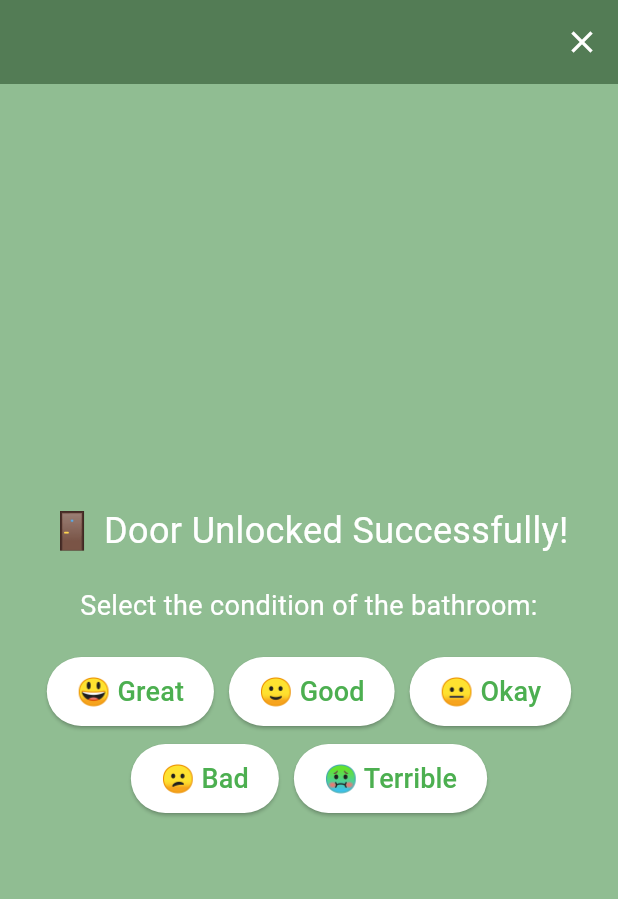
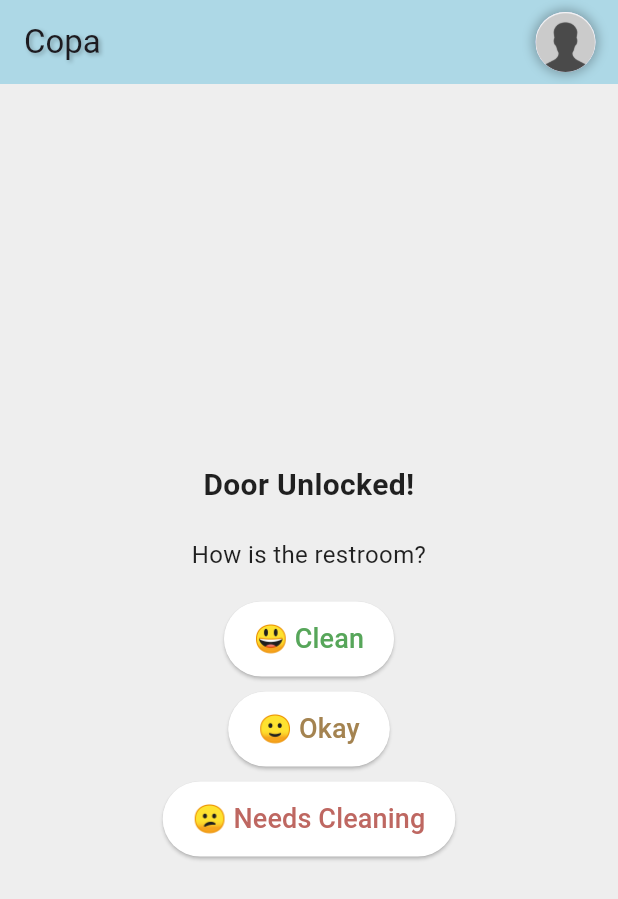
Before and after one commit to dhwani93/copa_flutter_v0, a Flutter app: the UnlockSuccessScreen screen opened directly, on a phone screen of 412 x 824 dp. Shown: the top 899 px of the screen. Run offline on Flutter 3.47's test engine with Material 3 defaults, Android fonts, the phone set to English and light mode, and no system bars; our stand-ins replace flutter_blue_plus, google_maps_flutter, permission_handler, qr_flutter; missing offline and left inert: mobile_scanner; Roboto replaces fonts that are missing (Poppins).

Commit message:
Added the success screen changes

```diff
--- a/lib/screens/unlock_success_screen.dart
+++ b/lib/screens/unlock_success_screen.dart
@@ -1,5 +1,7 @@
+import 'package:copa_v0/main.dart';
 import 'package:flutter/material.dart';
 import 'qr_scanner_screen.dart';
+import '/widgets/app_bar_with_nav.dart';
 
 class UnlockSuccessScreen extends StatelessWidget {
   const UnlockSuccessScreen({super.key});
@@ -7,51 +9,38 @@ class UnlockSuccessScreen extends StatelessWidget {
   @override
   Widget build(BuildContext context) {
     return Scaffold(
-      backgroundColor: const Color.fromARGB(255, 144, 189, 146),
-      appBar: AppBar(
-        backgroundColor: const Color.fromARGB(255, 83, 124, 85),
-        automaticallyImplyLeading: false, // Remove default back button
-        actions: [
-          IconButton(
-            icon: const Icon(Icons.close, color: Colors.white),
-            onPressed: () {
-              Navigator.pushAndRemoveUntil(
-                context,
-                MaterialPageRoute(
-                    builder: (context) => const QRScannerScreen()),
-                (route) => false,
-              );
-            },
-          ),
-        ],
-      ),
+      appBar: buildAppBar(context),
+      backgroundColor: Colors.grey[200],
       body: Center(
         child: Column(
           mainAxisAlignment: MainAxisAlignment.center,
           children: [
             const Text(
-              "🚪 Door Unlocked Successfully!",
-              style: TextStyle(fontSize: 24, color: Colors.white),
+              "Door Unlocked!",
+              style: TextStyle(
+                  fontSize: 20,
+                  fontWeight: FontWeight.bold,
+                  color: Colors.black87),
               textAlign: TextAlign.center,
             ),
             const SizedBox(height: 20),
             const Text(
-              "Select the condition of the bathroom:",
-              style: TextStyle(fontSize: 18, color: Colors.white),
+              "How is the restroom?",
+              style: TextStyle(fontSize: 16, color: Colors.black87),
               textAlign: TextAlign.center,
             ),
             const SizedBox(height: 20),
-            // ⭐ Feedback buttons in the center
-            Wrap(
-              alignment: WrapAlignment.center,
-              spacing: 10,
-              runSpacing: 10,
+            Column(
+              mainAxisAlignment: MainAxisAlignment.center,
               children: [
-                _buildFeedbackButton(context, "😃 Great"),
-                _buildFeedbackButton(context, "🙂 Good"),
-                _buildFeedbackButton(context, "😐 Okay"),
-                _buildFeedbackButton(context, "😕 Bad"),
-                _buildFeedbackButton(context, "🤢 Terrible"),
+                _buildFeedbackButton(context, "😃 Clean",
+                    const Color.fromARGB(255, 87, 166, 90)),
+                const SizedBox(height: 10),
+                _buildFeedbackButton(context, "🙂 Okay",
+                    const Color.fromARGB(255, 164, 131, 80)),
+                const SizedBox(height: 10),
+                _buildFeedbackButton(context, "😕 Needs Cleaning",
+                    const Color.fromARGB(255, 190, 103, 97)),
               ],
             ),
           ],
@@ -60,24 +49,23 @@ class UnlockSuccessScreen extends StatelessWidget {
     );
   }
 
-  // Helper function for feedback buttons
-  Widget _buildFeedbackButton(BuildContext context, String label) {
+  Widget _buildFeedbackButton(BuildContext context, String label, Color color) {
     return ElevatedButton(
       onPressed: () {
         // TODO: Send feedback to backend
         Navigator.pushAndRemoveUntil(
           context,
-          MaterialPageRoute(builder: (context) => const QRScannerScreen()),
+          MaterialPageRoute(builder: (context) => const LandingPage()),
           (route) => false,
         );
       },
       style: ElevatedButton.styleFrom(
         backgroundColor: Colors.white,
-        padding: const EdgeInsets.symmetric(horizontal: 20, vertical: 10),
+        padding: const EdgeInsets.symmetric(horizontal: 20, vertical: 12),
       ),
       child: Text(
         label,
-        style: const TextStyle(fontSize: 18, color: Colors.green),
+        style: TextStyle(fontSize: 18, color: color),
       ),
     );
   }
```
